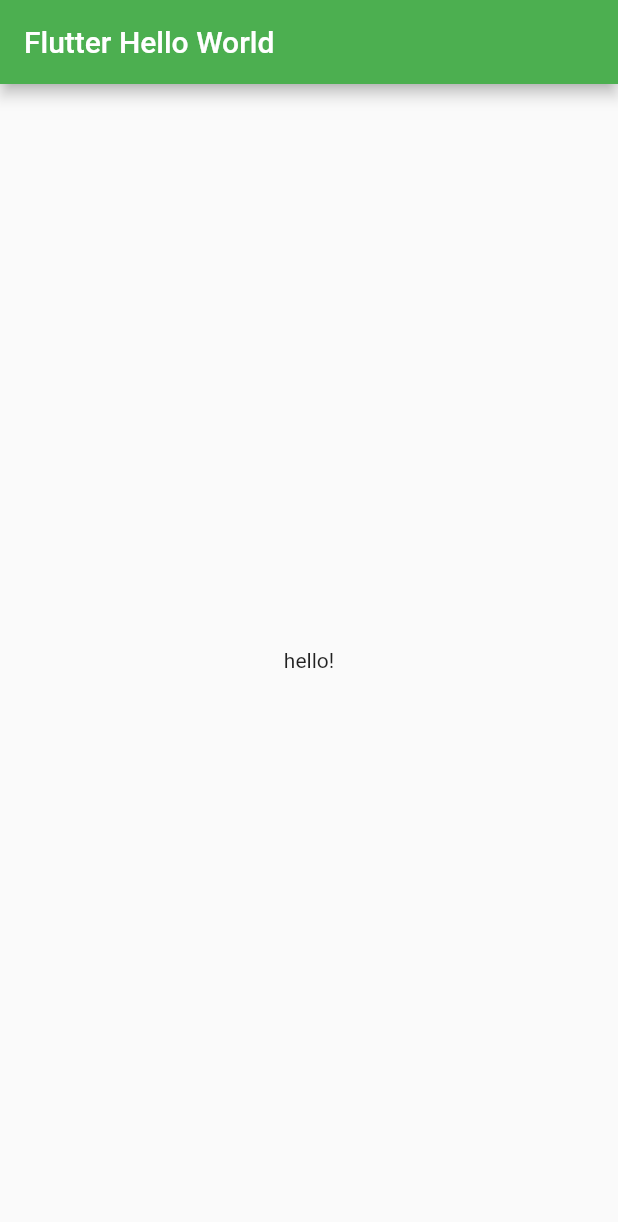
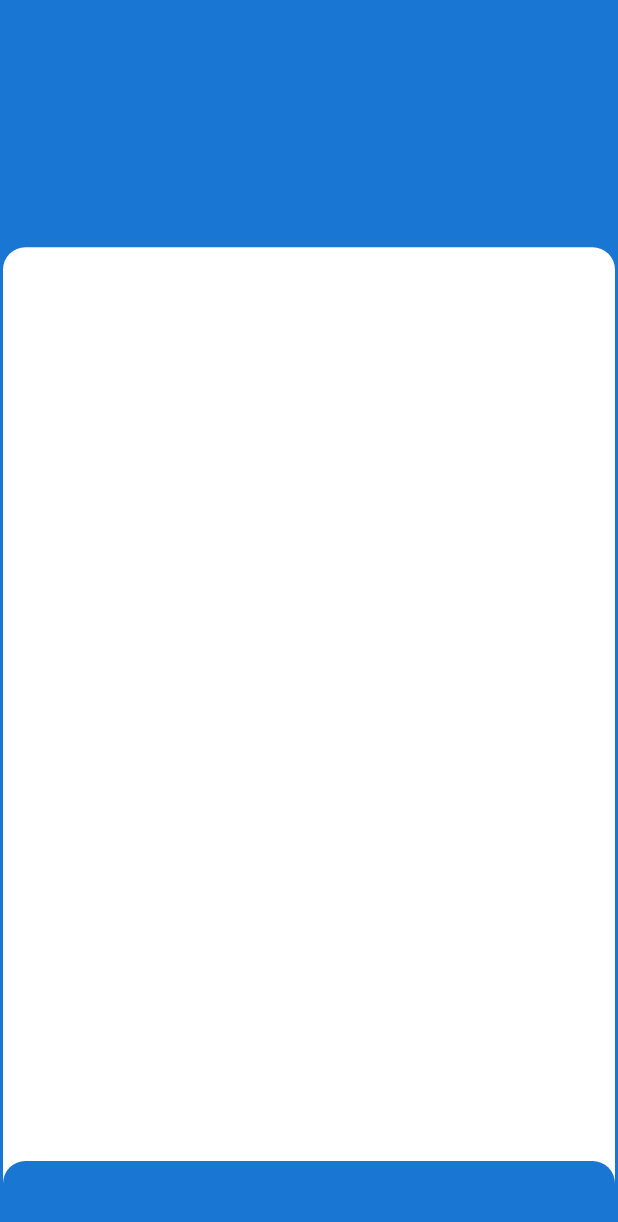
Before and after one commit to Jaumeavinyo/Flutter-Apps, a Flutter app: the screen it shows after launch, on a phone screen of 412 x 824 dp. Shown: the top 1222 px of the screen. Run offline on Flutter 3.47's test engine with Material 2 defaults, Android fonts, the phone set to English and light mode, and no system bars.

Commit message:
Background

```diff
--- a/HELLO_FLATTER/lib/App.dart
+++ b/HELLO_FLATTER/lib/App.dart
@@ -6,7 +6,7 @@
   Widget build(BuildContext context) {
     return MaterialApp(
       title: "Hello Fluuter",
-      theme: ThemeData(primarySwatch: Colors.green),
+      theme: ThemeData(primarySwatch: Colors.blue),
       home: HomeScreen(),
     );
   }
@@ -16,11 +16,45 @@
   @override
   Widget build(BuildContext context) {
     return Scaffold(
-        appBar: AppBar(
-          title: Text("Flutter Hello World"),
+      backgroundColor: Colors.blue.shade700,
+      body: SafeArea(
+        child: Padding(
+          padding: EdgeInsets.symmetric(
+            horizontal: 2,
+          ),
+          child: Column(mainAxisAlignment: MainAxisAlignment.end, children: [
+            Expanded(
+              flex: 2,
+              child: Container(color: Colors.blue.shade700),
+            ),
+            Expanded(
+              flex: 8,
+              child: Container(
+                decoration: BoxDecoration(
+                  color: Colors.white,
+                  borderRadius: BorderRadius.only(
+                    topLeft: Radius.circular(15),
+                    topRight: Radius.circular(15),
+                  ),
+                ),
+                child: Align(
+                  alignment: Alignment.bottomCenter,
+                  child: Container(
+                    height: 50,
+                    decoration: BoxDecoration(
+                      color: Colors.blue.shade700,
+                      borderRadius: BorderRadius.only(
+                        topLeft: Radius.circular(15),
+                        topRight: Radius.circular(15),
+                      ),
+                    ),
+                  ),
+                ),
+              ),
+            ),
+          ]),
         ),
-        body: Center(
-          child: Text("hello!"),
-        ));
+      ),
+    );
   }
 }
```
Also changed, not shown: HELLO_FLATTER/pubspec.lock, 1 other file.
